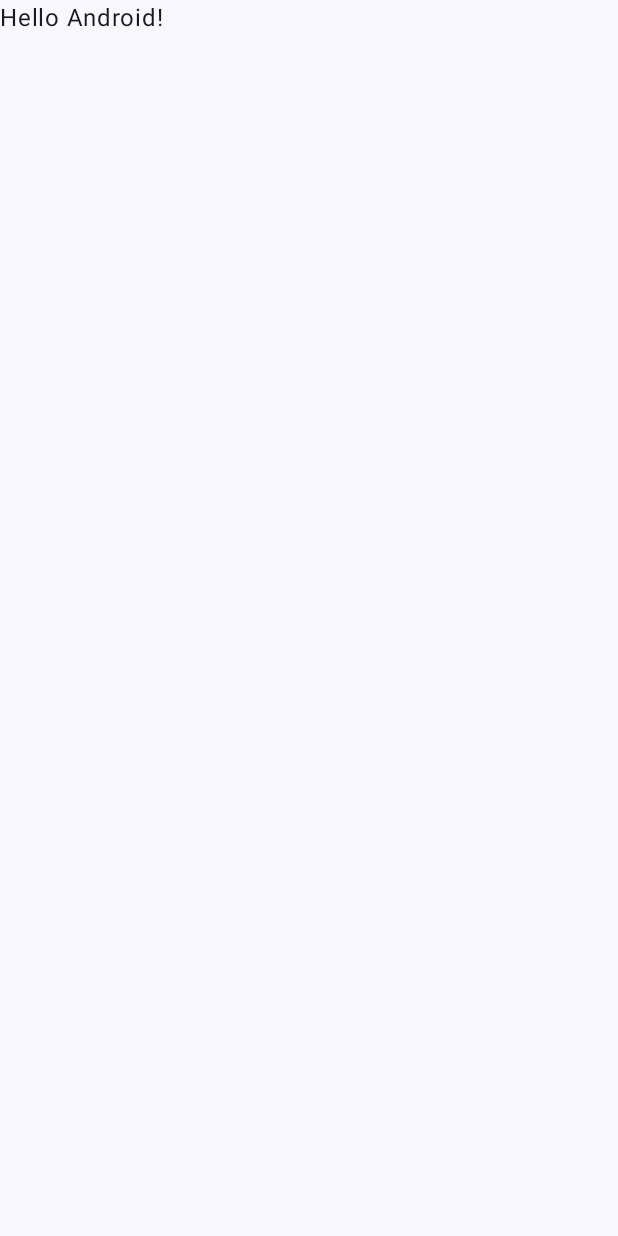
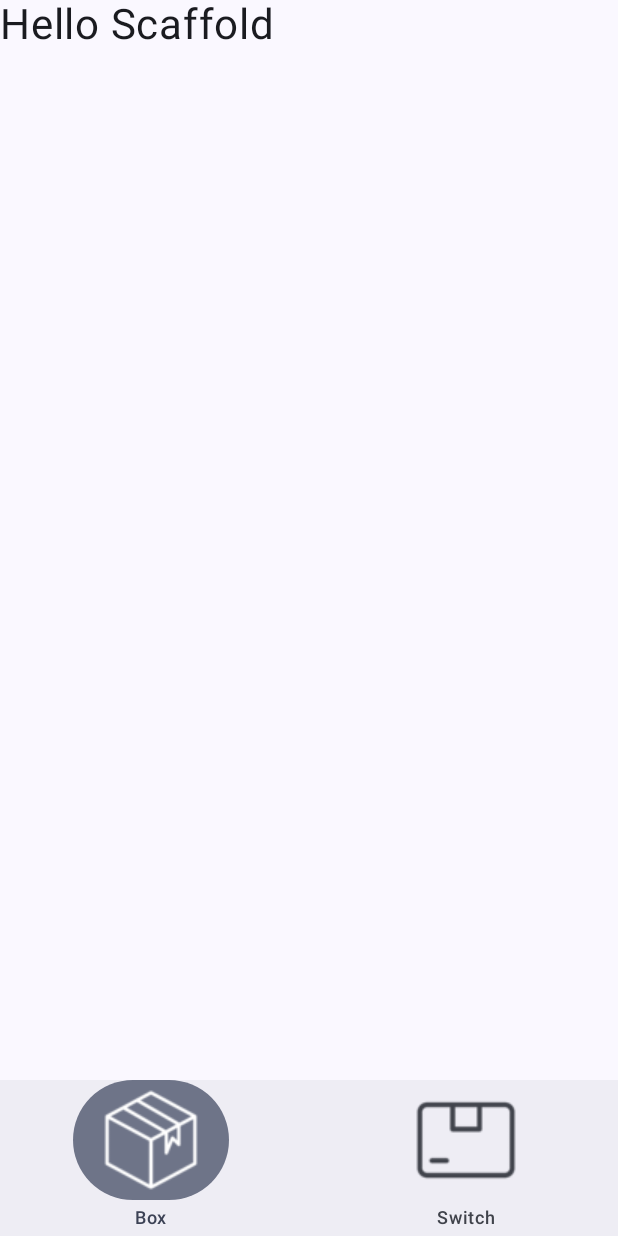
Before and after one commit to MaksimetsTaras/PackManBarcodesGenerator, an Android app built with Jetpack Compose: the screen it shows after launch (MainActivity), on a phone screen of 412 x 824 dp. Before the commit the screen is almost empty. Run offline under Robolectric (Android 15) with nearby library versions, the phone set to English and light mode, and no system bars.

Commit message:
Working with BottomNavigationBar

```diff
--- /dev/null
+++ b/app/src/main/java/com/example/packmanbarcodesgenerator/BottomNav/BottomNavItem.kt
@@ -0,0 +1,9 @@
+package com.example.packmanbarcodesgenerator.BottomNav
+
+import androidx.compose.ui.graphics.vector.ImageVector
+
+data class BottomNavItem(
+    val name: String,
+    val route: String,
+    val icon: Int,
+)
--- a/app/src/main/java/com/example/packmanbarcodesgenerator/MainActivity.kt
+++ b/app/src/main/java/com/example/packmanbarcodesgenerator/MainActivity.kt
@@ -1,18 +1,27 @@
 package com.example.packmanbarcodesgenerator
 
+import android.annotation.SuppressLint
 import android.os.Bundle
 import androidx.activity.ComponentActivity
 import androidx.activity.compose.setContent
 import androidx.compose.foundation.layout.fillMaxSize
+import androidx.compose.material3.ExperimentalMaterial3Api
 import androidx.compose.material3.MaterialTheme
+import androidx.compose.material3.Scaffold
 import androidx.compose.material3.Surface
 import androidx.compose.material3.Text
 import androidx.compose.runtime.Composable
+import androidx.compose.runtime.getValue
+import androidx.compose.runtime.mutableStateOf
+import androidx.compose.runtime.remember
+import androidx.compose.runtime.setValue
 import androidx.compose.ui.Modifier
-import androidx.compose.ui.tooling.preview.Preview
+import androidx.compose.ui.unit.sp
+import com.example.packmanbarcodesgenerator.BottomNav.BottomNavItem
 import com.example.packmanbarcodesgenerator.ui.theme.PackManBarcodesGeneratorTheme
 
 class MainActivity : ComponentActivity() {
+
     override fun onCreate(savedInstanceState: Bundle?) {
         super.onCreate(savedInstanceState)
         setContent {
@@ -22,25 +31,105 @@ class MainActivity : ComponentActivity() {
                     modifier = Modifier.fillMaxSize(),
                     color = MaterialTheme.colorScheme.background
                 ) {
-                    Greeting("Android")
+                    MainScreen()
                 }
             }
         }
     }
 }
 
-@Composable
-fun Greeting(name: String, modifier: Modifier = Modifier) {
-    Text(
-        text = "Hello $name!",
-        modifier = modifier
-    )
+//@SuppressLint("UnusedMaterial3ScaffoldPaddingParameter")
+//@OptIn(ExperimentalMaterial3Api::class)
+//@Composable
+//fun ShowMainScreen() {
+//
+//    Scaffold(
+//        bottomBar = { BottomNavigationBar() }) {
+//        Text("Hello Scaffold", fontSize = 28.sp)
+//    }
+//}
+
+
+//        val barcodeGenerator = BarcodeGenerator()
+//
+//        val sb = StringBuilder()
+//        sb.append("[)>").append(Ascii.RS)
+//        sb.append("06").append(Ascii.GS)
+//        sb.append("X453940087").append(Ascii.GS)
+//        sb.append("3OS10541451-07").append(Ascii.GS)
+//        sb.append("Q5").append(Ascii.GS)
+//        sb.append("V720716").append(Ascii.GS)
+//        sb.append("HM00").append(Ascii.GS)
+//        sb.append("PO3854712").append(Ascii.GS)
+//        sb.append("B12109583").append(Ascii.RS).append(Ascii.endOfTransmission)
+//
+//
+//        Image(
+//            painter = barcodeGenerator.createQRcode(sb.toString()),
+//            contentDescription = "DEV Communit Code",
+//            contentScale = ContentScale.FillBounds,
+//            modifier = Modifier.size(135.dp),
+//        )
+//
+//
+//
+//
+//        TextField(value = "SWITCH", onValueChange = {})
+//        val sss: String = "/P283E815550R/3OS1054451-07/SN9336112345678"
+//        Image(
+//            painter = barcodeGenerator.createQRcode(sss),
+//            contentDescription = "DEV Communit Code",
+//            contentScale = ContentScale.FillBounds,
+//            modifier = Modifier.size(135.dp),
+//        )
+//
+//
+//    }
+//}
+
+object Ascii {
+    val endOfTransmission = Character.toString(4.toChar())
+    val FS = Character.toString(28.toChar())
+    val GS = Character.toString(29.toChar())
+    val RS = Character.toString(30.toChar())
+    val US = Character.toString(31.toChar())
 }
 
-@Preview(showBackground = true)
-@Composable
-fun GreetingPreview() {
-    PackManBarcodesGeneratorTheme {
-        Greeting("Android")
-    }
-}
+
+//@Composable
+//fun BottomNavigationBar() {
+//
+//    var selectedItem by remember { mutableStateOf(0) }
+//
+//    val bottomNavItems = listOf(
+//        BottomNavItem(
+//            name = "Box",
+//            route = "home",
+//            icon = R.drawable.box,
+//        ),
+//        BottomNavItem(
+//            name = "Switch",
+//            route = "add",
+//            icon = R.drawable.part,
+//        ),
+//    )
+
+//    BottomNavigationBar()
+//    NavigationBar {
+//        bottomNavItems.forEachIndexed { index, item ->
+//
+//            NavigationBarItem(
+//                icon = {
+//                    Icon(
+//                        painterResource(id = item.icon),
+//                        contentDescription = "Person Icon"
+//                    )
+//                },
+//                label = { Text(item.name) },
+//                selected = selectedItem == index,
+//                onClick = { selectedItem = index },
+//            )
+//        }
+//    }
+
+//}
--- /dev/null
+++ b/app/src/main/java/com/example/packmanbarcodesgenerator/MainScreen.kt
@@ -0,0 +1,61 @@
+package com.example.packmanbarcodesgenerator
+
+import android.annotation.SuppressLint
+import androidx.compose.material3.Icon
+import androidx.compose.material3.NavigationBar
+import androidx.compose.material3.NavigationBarItem
+import androidx.compose.material3.Scaffold
+import androidx.compose.material3.Text
+import androidx.compose.runtime.Composable
+import androidx.compose.runtime.getValue
+import androidx.compose.runtime.mutableStateOf
+import androidx.compose.runtime.remember
+import androidx.compose.runtime.setValue
+import androidx.compose.ui.res.painterResource
+import androidx.compose.ui.unit.sp
+import com.example.packmanbarcodesgenerator.BottomNav.BottomNavItem
+
+@SuppressLint("UnusedMaterial3ScaffoldPaddingParameter")
+@Composable
+fun MainScreen() {
+
+    Scaffold(
+        bottomBar = { BottomNavigationBar() }) {
+        Text("Hello Scaffold", fontSize = 28.sp)
+    }
+}
+@Composable
+fun BottomNavigationBar() {
+
+    var selectedItem by remember { mutableStateOf(0) }
+
+    val bottomNavItems = listOf(
+        BottomNavItem(
+            name = "Box",
+            route = "home",
+            icon = R.drawable.box,
+        ),
+        BottomNavItem(
+            name = "Switch",
+            route = "add",
+            icon = R.drawable.part,
+        ),
+    )
+
+    NavigationBar {
+        bottomNavItems.forEachIndexed { index, item ->
+
+            NavigationBarItem(
+                icon = {
+                    Icon(
+                        painterResource(id = item.icon),
+                        contentDescription = "Person Icon"
+                    )
+                },
+                label = { Text(item.name) },
+                selected = selectedItem == index,
+                onClick = { selectedItem = index },
+            )
+        }
+    }
+}
--- a/build.gradle
+++ b/build.gradle
@@ -2,5 +2,5 @@
 plugins {
     id 'com.android.application' version '8.0.2' apply false
     id 'com.android.library' version '8.0.2' apply false
-    id 'org.jetbrains.kotlin.android' version '1.7.20' apply false
+    id 'org.jetbrains.kotlin.android' version '1.9.0' apply false
 }
```
Also changed, not shown: app/build.gradle (+9 -7 lines), app/src/main/java/BarcodeGenerator/BarcodeGenerator.kt (added, +90 -0 lines), app/src/main/res/drawable/box.png (added), app/src/main/res/drawable/part.png (added).
